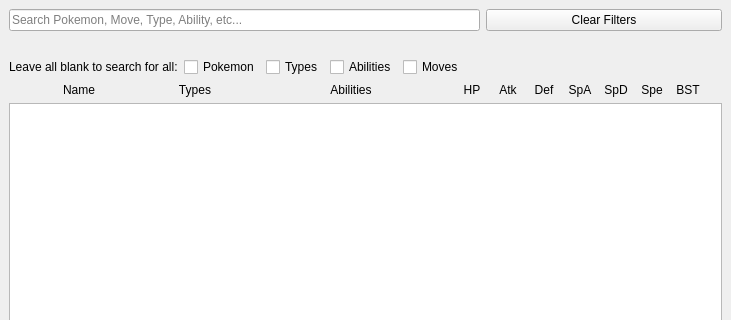
Above: assets/ui/main.ui from elliottsneath/One-Pointer-Pokemon-Searcher before the change; both pictures show x 0 to 731 and y 0 to 320 of the 731 by 600 pixel window. Below: the same form after it.
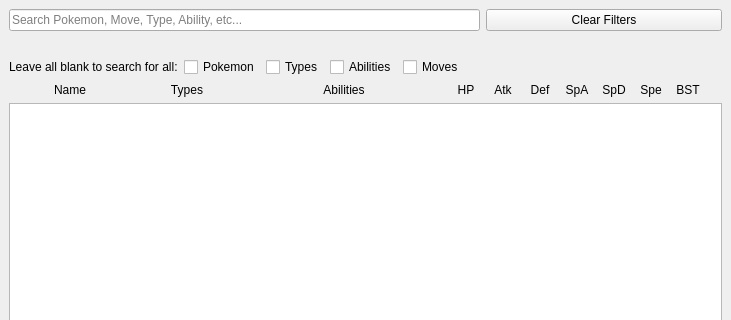
That is the form after the change. Custom widgets are drawn as their Qt base class.

Commit message: Adding sorted on each label

```diff
--- a/assets/ui/main.ui
+++ b/assets/ui/main.ui
@@ -144,13 +144,13 @@
     <item>
      <layout class="QHBoxLayout" name="horizontalLayout_2">
       <property name="leftMargin">
-       <number>10</number>
+       <number>0</number>
       </property>
       <property name="rightMargin">
        <number>10</number>
       </property>
       <item>
-       <widget class="QLabel" name="label_2">
+       <widget class="ClickableLabel" name="nameLabel">
         <property name="sizePolicy">
          <sizepolicy hsizetype="Fixed" vsizetype="Preferred">
           <horstretch>0</horstretch>
@@ -222,7 +222,7 @@
        </widget>
       </item>
       <item>
-       <widget class="QLabel" name="label_6">
+       <widget class="ClickableLabel" name="hpLabel">
         <property name="sizePolicy">
          <sizepolicy hsizetype="Fixed" vsizetype="Preferred">
           <horstretch>0</horstretch>
@@ -244,7 +244,7 @@
        </widget>
       </item>
       <item>
-       <widget class="QLabel" name="label_4">
+       <widget class="ClickableLabel" name="atkLabel">
         <property name="sizePolicy">
          <sizepolicy hsizetype="Fixed" vsizetype="Preferred">
           <horstretch>0</horstretch>
@@ -266,7 +266,7 @@
        </widget>
       </item>
       <item>
-       <widget class="QLabel" name="label_7">
+       <widget class="ClickableLabel" name="defLabel">
         <property name="sizePolicy">
          <sizepolicy hsizetype="Fixed" vsizetype="Preferred">
           <horstretch>0</horstretch>
@@ -288,7 +288,7 @@
        </widget>
       </item>
       <item>
-       <widget class="QLabel" name="label_8">
+       <widget class="ClickableLabel" name="spaLabel">
         <property name="sizePolicy">
          <sizepolicy hsizetype="Fixed" vsizetype="Preferred">
           <horstretch>0</horstretch>
@@ -310,7 +310,7 @@
        </widget>
       </item>
       <item>
-       <widget class="QLabel" name="label_9">
+       <widget class="ClickableLabel" name="spdLabel">
         <property name="sizePolicy">
          <sizepolicy hsizetype="Fixed" vsizetype="Preferred">
           <horstretch>0</horstretch>
@@ -332,7 +332,7 @@
        </widget>
       </item>
       <item>
-       <widget class="QLabel" name="label_10">
+       <widget class="ClickableLabel" name="speLabel">
         <property name="sizePolicy">
          <sizepolicy hsizetype="Fixed" vsizetype="Preferred">
           <horstretch>0</horstretch>
@@ -389,6 +389,11 @@
    <extends>QPushButton</extends>
    <header>assets.ui.animated_button</header>
   </customwidget>
+  <customwidget>
+   <class>ClickableLabel</class>
+   <extends>QLabel</extends>
+   <header>assets.ui.clickable_label</header>
+  </customwidget>
  </customwidgets>
  <resources/>
  <connections/>
```
Left out of the diff: 6 changed lines with no effect on the pictures. The commit also changes 6 other files.
